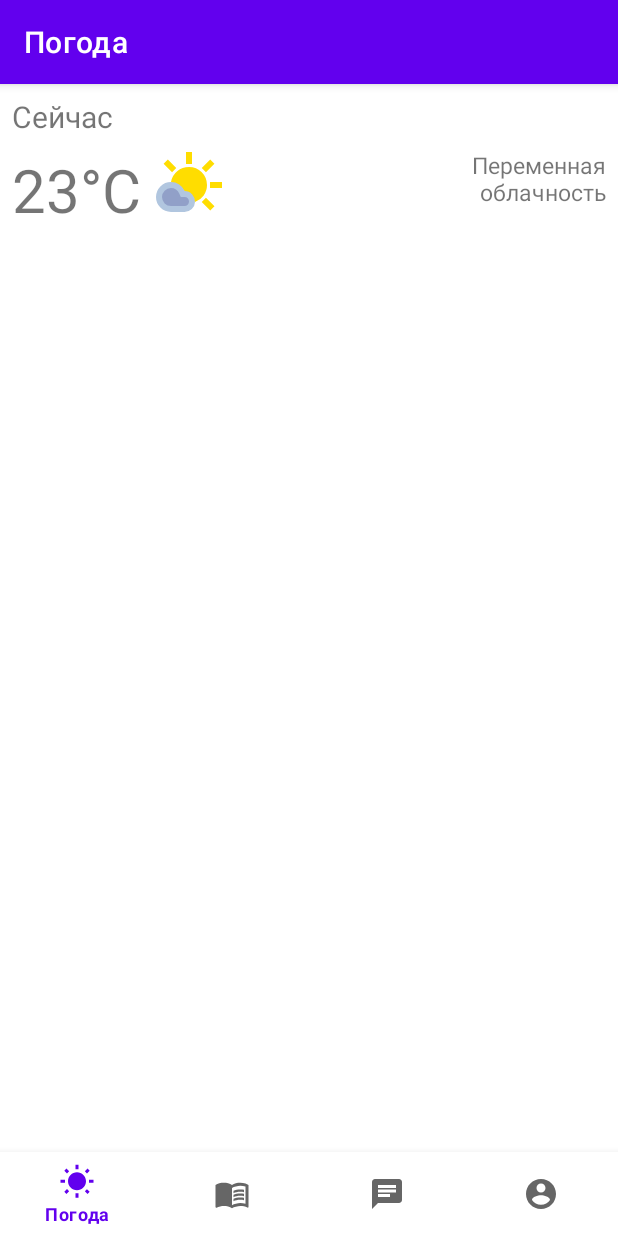
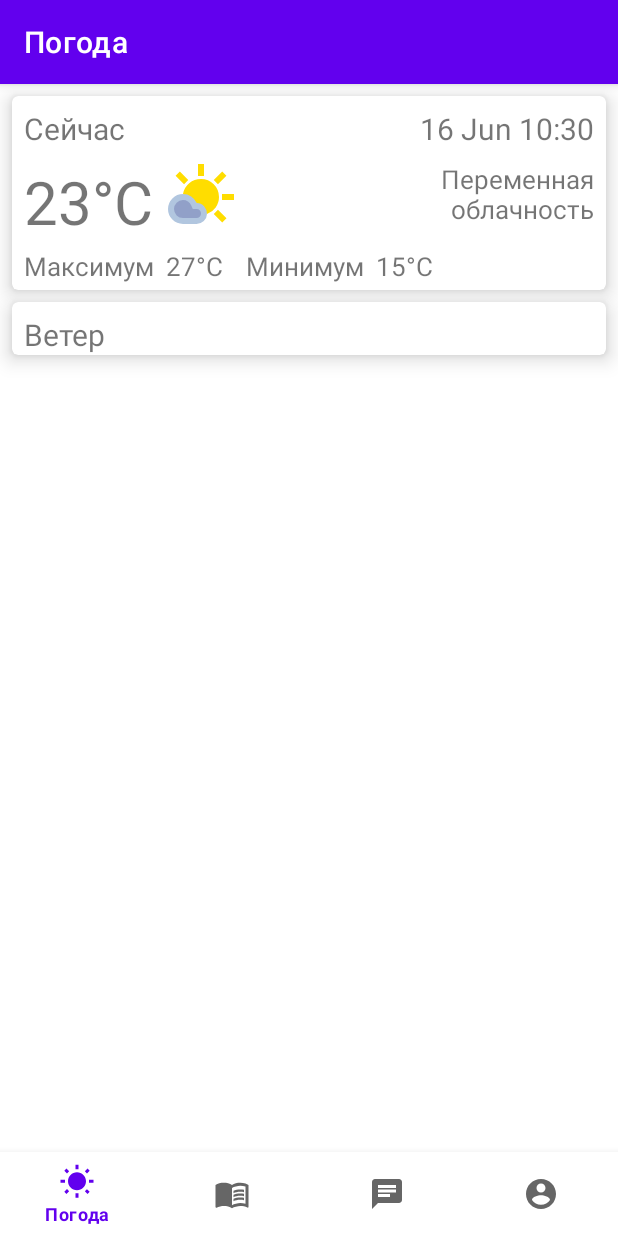
Before and after one commit to vladossy4/tbank-fishing, an Android app: the screen it shows after launch (MainActivity), on a phone screen of 412 x 824 dp. Run offline under Robolectric (Android 15) with nearby library versions, the light colour scheme and no system bars; our stand-ins replace navigation-ui.

Commit message:
First weather card and weather class

```diff
--- /dev/null
+++ b/android/app/src/main/java/com/salfetka/fishing/models/Weather.java
@@ -0,0 +1,52 @@
+package com.salfetka.fishing.models;
+
+import java.text.SimpleDateFormat;
+import java.util.Date;
+import java.util.Locale;
+
+public class Weather {
+    final Date lastUpdate;
+    final String unitMeasure;
+    final int currentTemperature;
+    final String currentWeather;
+    final int maxTemperature;
+    final int minTemperature;
+
+    public Weather(String unitMeasure, int currentTemperature, String currentWeather, int maxTemperature, int minTemperature){
+        this.unitMeasure = unitMeasure;
+        this.currentTemperature = currentTemperature;
+        this.currentWeather = currentWeather;
+        this.maxTemperature = maxTemperature;
+        this.minTemperature = minTemperature;
+        lastUpdate = new Date();
+    }
+
+    public String getLastUpdate() {
+        SimpleDateFormat formatter = new SimpleDateFormat("d MMM k:mm", Locale.getDefault());
+        return formatter.format(lastUpdate);
+    }
+
+    public String getUnitMeasure() {
+        return unitMeasure;
+    }
+
+    public String addUnitMeasure(int value) {
+        return value + unitMeasure;
+    }
+
+    public int getCurrentTemperature() {
+        return currentTemperature;
+    }
+
+    public String getCurrentWeather() {
+        return currentWeather;
+    }
+
+    public int getMaxTemperature() {
+        return maxTemperature;
+    }
+
+    public int getMinTemperature() {
+        return minTemperature;
+    }
+}
--- a/android/app/src/main/java/com/salfetka/fishing/ui/weather/WeatherFragment.java
+++ b/android/app/src/main/java/com/salfetka/fishing/ui/weather/WeatherFragment.java
@@ -8,9 +8,11 @@ import android.widget.TextView;
 
 import androidx.annotation.NonNull;
 import androidx.fragment.app.Fragment;
+import androidx.lifecycle.Observer;
 import androidx.lifecycle.ViewModelProvider;
 
 import com.salfetka.fishing.databinding.FragmentWeatherBinding;
+import com.salfetka.fishing.models.Weather;
 
 public class WeatherFragment extends Fragment {
 
@@ -24,12 +26,20 @@ public class WeatherFragment extends Fragment {
         binding = FragmentWeatherBinding.inflate(inflater, container, false);
         View root = binding.getRoot();
 
-        final TextView textDay = binding.textDay;
-        final TextView mainTemperature = binding.mainTemperature;
-        final TextView mainWeather = binding.mainWeather;
-        weatherViewModel.getTextDay().observe(getViewLifecycleOwner(), textDay::setText);
-        weatherViewModel.getMainTemperature().observe(getViewLifecycleOwner(), mainTemperature::setText);
-        weatherViewModel.getMainWeather().observe(getViewLifecycleOwner(), mainWeather::setText);
+        final TextView lastUpdatedWeather = binding.lastUpdatedWeather;
+        final TextView currentTemperature = binding.currentTemperature;
+        final TextView currentWeather = binding.currentWeather;
+        final TextView maxTemperature = binding.maxTemperature;
+        final TextView minTemperature = binding.minTemperature;
+        weatherViewModel.getWeather().observe(getViewLifecycleOwner(), weather -> {
+            if (weather != null) {
+                lastUpdatedWeather.setText(weather.getLastUpdate());
+                currentTemperature.setText(weather.addUnitMeasure(weather.getCurrentTemperature()));
+                currentWeather.setText(weather.getCurrentWeather());
+                maxTemperature.setText(weather.addUnitMeasure(weather.getMaxTemperature()));
+                minTemperature.setText(weather.addUnitMeasure(weather.getMinTemperature()));
+            }
+        });
         return root;
     }
 
--- a/android/app/src/main/java/com/salfetka/fishing/ui/weather/WeatherViewModel.java
+++ b/android/app/src/main/java/com/salfetka/fishing/ui/weather/WeatherViewModel.java
@@ -4,25 +4,31 @@ import androidx.lifecycle.LiveData;
 import androidx.lifecycle.MutableLiveData;
 import androidx.lifecycle.ViewModel;
 
+import com.salfetka.fishing.models.Weather;
+
+import java.text.SimpleDateFormat;
+import java.time.LocalDate;
+import java.util.Date;
+import java.util.Locale;
+
 public class WeatherViewModel extends ViewModel {
 
-    private final MutableLiveData<String> day = new MutableLiveData<>();
-    private final MutableLiveData<String> mainTemperature = new MutableLiveData<>();
-    private final MutableLiveData<String> mainWeather = new MutableLiveData<>();
+    private final MutableLiveData<Weather> weather;
 
     public WeatherViewModel() {
-        day.setValue("Сейчас");
-        mainTemperature.setValue("23°C");
-        mainWeather.setValue("Переменная\nоблачность");
+        weather = new MutableLiveData<>(new Weather(
+                "°C",
+                23,
+                "Переменная\nоблачность",
+                27,
+                15));
     }
 
-    public LiveData<String> getTextDay() {
-        return day;
+    public MutableLiveData<Weather> getWeather() {
+        return weather;
     }
-    public LiveData<String> getMainTemperature() {
-        return mainTemperature;
-    }
-    public LiveData<String> getMainWeather() {
-        return mainWeather;
+
+    public void setWeather(Weather newWeather) {
+        weather.setValue(newWeather);
     }
 }
--- /dev/null
+++ b/android/app/src/main/res/drawable/ic_weather_clear_night_48dp.xml
@@ -0,0 +1,13 @@
+<vector xmlns:android="http://schemas.android.com/apk/res/android"
+    android:height="48dp"
+    android:viewportHeight="960"
+    android:viewportWidth="960"
+    android:width="48dp">
+
+    <path
+        android:fillColor="@color/weather_moon_line"
+        android:pathData="M524,920Q440,920 366.5,888Q293,856 238.5,801.5Q184,747 152,673.5Q120,600 120,516Q120,370 213,258.5Q306,147 450,120Q432,219 461,313.5Q490,408 561,479Q632,550 726.5,579Q821,608 920,590Q894,734 782,827Q670,920 524,920Z"/>
+    <path
+        android:fillColor="@color/weather_moon"
+        android:pathData="M524,840Q612,840 687,796Q762,752 805,675Q719,667 642,631.5Q565,596 504,535Q443,474 407,397Q371,320 364,234Q287,277 243.5,352.5Q200,428 200,516Q200,651 294.5,745.5Q389,840 524,840Z"/>
+</vector>
--- /dev/null
+++ b/android/app/src/main/res/drawable/ic_weather_nights_cloudy_48dp.xml
@@ -0,0 +1,19 @@
+<vector xmlns:android="http://schemas.android.com/apk/res/android"
+    android:height="48dp"
+    android:viewportHeight="960"
+    android:viewportWidth="960"
+    android:width="48dp">
+
+    <path
+        android:fillColor="@color/weather_moon"
+        android:pathData="ZM524,920L420,920Q123,562 123,562Q120,370 213,258.5Q306,147 450,120Q432,219 461,313.5Q490,408 561,479Q632,550 726.5,579Q821,608 920,590Q894,734 782,827Q670,920 524,920Z"/>
+    <path
+        android:fillColor="@color/weather_moon_line"
+        android:pathData="M504,535Q504,535 504,535Q504,535 504,535Q504,535 504,535Q504,535 504,535Q504,535 504,535Q504,535 504,535L504,535Q504,535 504,535Q504,535 504,535Q504,535 504,535Q504,535 504,535L504,535L504,535Q504,535 504,535Q504,535 504,535Q504,535 504,535Q504,535 504,535L504,535Q504,535 504,535Q504,535 504,535ZM524,920L420,920Q420,920 440,907.5Q460,895 483.5,879.5Q507,864 527,851.5Q547,839 547,839L547,839Q628,833 696.5,790Q765,747 805,675Q719,667 642,631.5Q565,596 504,535Q443,474 407,397Q371,320 364,234Q287,277 243.5,352.5Q200,428 200,516Q200,518 200,522Q200,526 200,528Q200,528 188,533.5Q176,539 161.5,545Q147,551 135,556.5Q123,562 123,562Q121,551 120.5,539Q120,527 120,516Q120,370 213,258.5Q306,147 450,120Q432,219 461,313.5Q490,408 561,479Q632,550 726.5,579Q821,608 920,590Q894,734 782,827Q670,920 524,920Z"/>
+    <path
+        android:fillColor="@color/weather_cloud_line"
+        android:pathData="M240,920Q157,920 98.5,861.5Q40,803 40,720Q40,637 98.5,578.5Q157,520 240,520Q300,520 349.5,552.5Q399,585 423,640L423,640L423,640Q480,642 520,682.5Q560,723 560,780Q560,838 519,879Q478,920 420,920L240,920Z"/>
+    <path
+        android:fillColor="@color/weather_cloud"
+        android:pathData="M240,840L420,840Q445,840 462.5,822.5Q480,805 480,780Q480,755 463,737.5Q446,720 422,720L370,720L350,672Q336,639 306,619.5Q276,600 240,600Q190,600 155,634.5Q120,669 120,720Q120,770 155,805Q190,840 240,840Z"/>
+</vector>
--- a/android/app/src/main/res/layout/fragment_weather.xml
+++ b/android/app/src/main/res/layout/fragment_weather.xml
@@ -1,24 +1,48 @@
 <?xml version="1.0" encoding="utf-8"?>
-<androidx.constraintlayout.widget.ConstraintLayout xmlns:android="http://schemas.android.com/apk/res/android"
+<LinearLayout
+    xmlns:android="http://schemas.android.com/apk/res/android"
     xmlns:app="http://schemas.android.com/apk/res-auto"
     xmlns:tools="http://schemas.android.com/tools"
     android:layout_width="match_parent"
     android:layout_height="match_parent"
+    android:orientation="vertical"
     tools:context=".ui.weather.WeatherFragment">
 
+    <com.google.android.material.card.MaterialCardView
+        android:layout_width="match_parent"
+        android:layout_height="wrap_content"
+        android:layout_margin="8dp"
+        app:cardElevation="8dp">
+
+        <androidx.constraintlayout.widget.ConstraintLayout
+            android:layout_width="match_parent"
+            android:layout_height="match_parent">
+
             <TextView
-        android:id="@+id/text_day"
+                android:id="@+id/text_now"
                 android:layout_width="wrap_content"
                 android:layout_height="wrap_content"
                 android:layout_marginStart="8dp"
                 android:layout_marginTop="8dp"
                 android:textAlignment="textStart"
                 android:textSize="20sp"
+                android:text="@string/now"
                 app:layout_constraintLeft_toLeftOf="parent"
-        app:layout_constraintTop_toTopOf="parent"/>
+                app:layout_constraintTop_toTopOf="parent" />
 
             <TextView
-        android:id="@+id/main_temperature"
+                android:id="@+id/last_updated_weather"
+                android:layout_width="wrap_content"
+                android:layout_height="wrap_content"
+                android:layout_marginTop="8dp"
+                android:layout_marginEnd="8dp"
+                android:textAlignment="textStart"
+                android:textSize="20sp"
+                app:layout_constraintRight_toRightOf="parent"
+                app:layout_constraintTop_toTopOf="parent" />
+
+            <TextView
+                android:id="@+id/current_temperature"
                 android:layout_width="wrap_content"
                 android:layout_height="wrap_content"
                 android:layout_marginStart="8dp"
@@ -26,29 +50,101 @@
                 android:textAlignment="textStart"
                 android:textSize="40sp"
                 app:layout_constraintLeft_toLeftOf="parent"
-        app:layout_constraintTop_toBottomOf="@+id/text_day"/>
+                app:layout_constraintTop_toBottomOf="@id/text_now" />
 
             <TextView
-        android:id="@+id/main_weather"
+                android:id="@+id/current_weather"
                 android:layout_width="wrap_content"
                 android:layout_height="wrap_content"
-        android:layout_marginRight="8dp"
                 android:layout_marginTop="8dp"
+                android:layout_marginEnd="8dp"
                 android:textAlignment="textEnd"
-        android:textSize="15sp"
+                android:textSize="17sp"
                 app:layout_constraintRight_toRightOf="parent"
-        app:layout_constraintTop_toBottomOf="@+id/text_day" />
+                app:layout_constraintTop_toBottomOf="@id/text_now" />
 
             <ImageView
-        android:id="@+id/imageView"
+                android:id="@+id/image_current_weather"
                 android:layout_width="wrap_content"
                 android:layout_height="wrap_content"
                 android:layout_marginStart="8dp"
                 android:layout_marginTop="8dp"
                 android:contentDescription="Значок погоды"
                 android:src="@drawable/ic_weather_partly_cloudy_48dp"
-        app:layout_constraintLeft_toRightOf="@+id/main_temperature"
-        app:layout_constraintTop_toBottomOf="@+id/text_day" />
+                app:layout_constraintLeft_toRightOf="@id/current_temperature"
+                app:layout_constraintTop_toBottomOf="@id/text_now" />
 
+            <TextView
+                android:id="@+id/text_max"
+                android:layout_width="wrap_content"
+                android:layout_height="wrap_content"
+                android:layout_marginStart="8dp"
+                android:layout_marginTop="4dp"
+                android:paddingBottom="4dp"
+                android:textAlignment="textStart"
+                android:textSize="17sp"
+                android:text="@string/max"
+                app:layout_constraintLeft_toLeftOf="parent"
+                app:layout_constraintTop_toBottomOf="@id/current_temperature" />
+            <TextView
+                android:id="@+id/max_temperature"
+                android:layout_width="wrap_content"
+                android:layout_height="wrap_content"
+                android:layout_marginStart="8dp"
+                android:layout_marginTop="4dp"
+                android:textAlignment="textStart"
+                android:textSize="17sp"
+                app:layout_constraintLeft_toRightOf="@id/text_max"
+                app:layout_constraintTop_toBottomOf="@id/current_temperature" />
+            <TextView
+                android:id="@+id/text_min"
+                android:layout_width="wrap_content"
+                android:layout_height="wrap_content"
+                android:layout_marginStart="15dp"
+                android:layout_marginTop="4dp"
+                android:textAlignment="textStart"
+                android:textSize="17sp"
+                android:text="@string/min"
+                app:layout_constraintLeft_toRightOf="@id/max_temperature"
+                app:layout_constraintTop_toBottomOf="@id/current_temperature" />
+            <TextView
+                android:id="@+id/min_temperature"
+                android:layout_width="wrap_content"
+                android:layout_height="wrap_content"
+                android:layout_marginStart="8dp"
+                android:layout_marginTop="4dp"
+                android:textAlignment="textStart"
+                android:textSize="17sp"
+                app:layout_constraintLeft_toRightOf="@id/text_min"
+                app:layout_constraintTop_toBottomOf="@id/current_temperature" />
+        </androidx.constraintlayout.widget.ConstraintLayout>
+    </com.google.android.material.card.MaterialCardView>
+
+    <com.google.android.material.card.MaterialCardView
+        android:layout_width="match_parent"
+        android:layout_height="wrap_content"
+        android:layout_marginStart="8dp"
+        android:layout_marginEnd="8dp"
+        android:layout_marginBottom="8dp"
+        app:cardElevation="8dp">
+
+        <androidx.constraintlayout.widget.ConstraintLayout
+            android:layout_width="match_parent"
+            android:layout_height="match_parent">
+
+            <TextView
+                android:id="@+id/text_wind"
+                android:layout_width="wrap_content"
+                android:layout_height="wrap_content"
+                android:layout_marginStart="8dp"
+                android:layout_marginTop="8dp"
+                android:text="@string/wind"
+                android:textAlignment="textStart"
+                android:textSize="20sp"
+                app:layout_constraintLeft_toLeftOf="parent"
+                app:layout_constraintTop_toTopOf="parent" />
 
         </androidx.constraintlayout.widget.ConstraintLayout>
+    </com.google.android.material.card.MaterialCardView>
+
+</LinearLayout>
--- a/android/app/src/main/res/values/colors.xml
+++ b/android/app/src/main/res/values/colors.xml
@@ -14,4 +14,6 @@
     <color name="weather_snow">#DFDFDF</color>
     <color name="weather_thunder">#FFC107</color>
     <color name="weather_sun">#FFDD00</color>
+    <color name="weather_moon">#C6D6FF</color>
+    <color name="weather_moon_line">#80A3FF</color>
 </resources>
--- a/android/app/src/main/res/values/strings.xml
+++ b/android/app/src/main/res/values/strings.xml
@@ -4,4 +4,8 @@
     <string name="title_wiki">Wiki</string>
     <string name="title_discussions">Обсуждения</string>
     <string name="title_profile">Профиль</string>
+    <string name="now">Сейчас</string>
+    <string name="max">Максимум</string>
+    <string name="min">Минимум</string>
+    <string name="wind">Ветер</string>
 </resources>
```
Also changed, not shown: android/app/src/main/res/drawable/ic_weather_partly_cloudy_48dp.xml (+3 -5 lines). Lines whose indentation alone changed are shown as unchanged.
